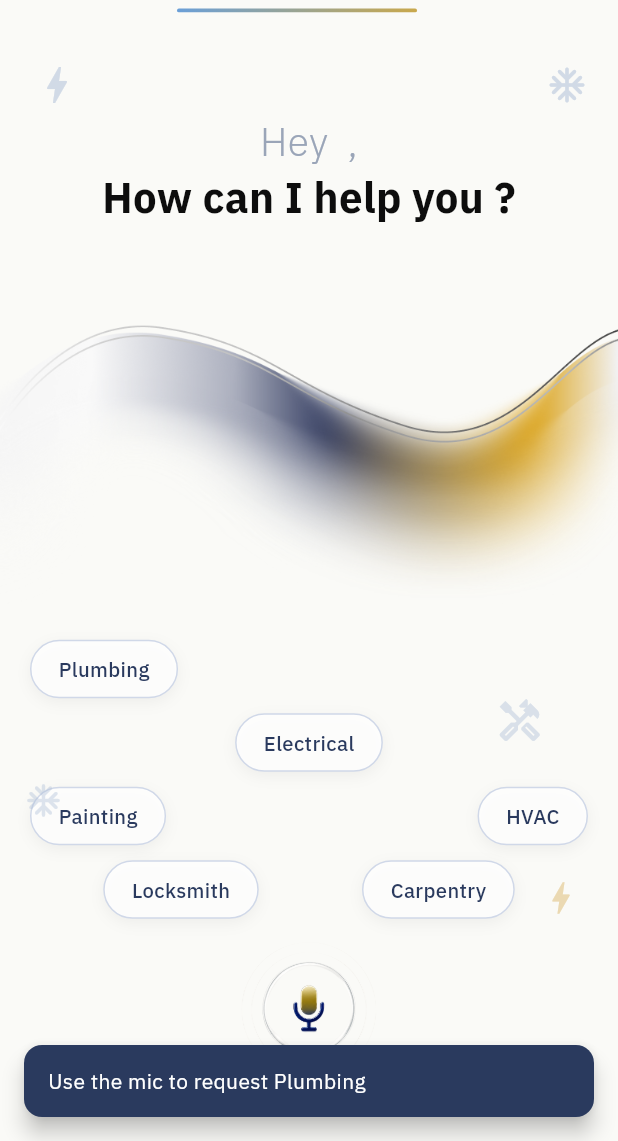
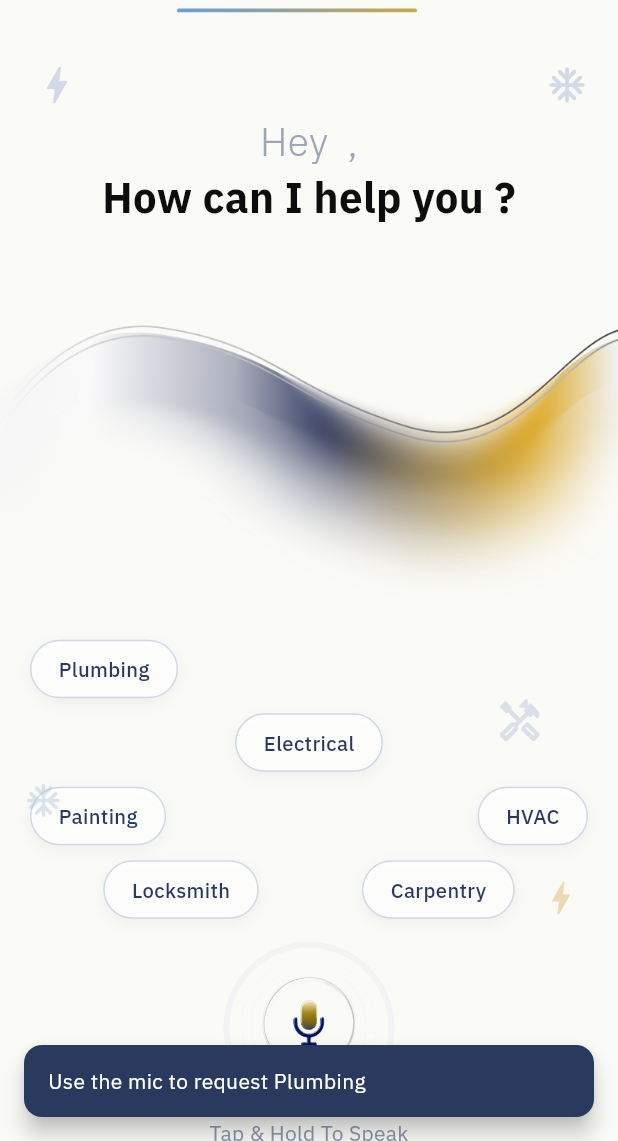
Before and after one commit to muhammadhamad1104/Bulao, a Flutter app: the screen it shows once a user with an empty profile is signed in, after a tap on "Plumbing", on a phone screen of 412 x 824 dp, the part 95-1236 px from its top. Run offline on Flutter 3.47's test engine with Material 3 defaults, Android fonts, the phone set to English and light mode, and no system bars; our stand-ins replace firebase_auth, firebase_core, geolocator, google_fonts, speech_to_text; accounts and stored records are empty; network calls fail.

Commit message:
Commit remaining frontend files including UI updates and generated plugin registrants

```diff
--- a/mobile/lib/features/home/widgets/interactive_mic_button.dart
+++ b/mobile/lib/features/home/widgets/interactive_mic_button.dart
@@ -18,11 +18,34 @@ class InteractiveMicButton extends StatefulWidget {
   State<InteractiveMicButton> createState() => _InteractiveMicButtonState();
 }
 
-class _InteractiveMicButtonState extends State<InteractiveMicButton> {
+class _InteractiveMicButtonState extends State<InteractiveMicButton> with SingleTickerProviderStateMixin {
+  late AnimationController _controller;
   double _scale = 1.0;
 
-  void _onPressDown() => setState(() => _scale = 0.92);
-  void _onPressUp() => setState(() => _scale = 1.0);
+  @override
+  void initState() {
+    super.initState();
+    _controller = AnimationController(
+      vsync: this,
+      duration: const Duration(seconds: 15), // Max recording time 15s
+    );
+  }
+
+  @override
+  void dispose() {
+    _controller.dispose();
+    super.dispose();
+  }
+
+  void _onPressDown() {
+    setState(() => _scale = 0.92);
+    _controller.forward();
+  }
+
+  void _onPressUp() {
+    setState(() => _scale = 1.0);
+    _controller.reset();
+  }
 
   @override
   Widget build(BuildContext context) {
@@ -42,7 +65,20 @@ class _InteractiveMicButtonState extends State<InteractiveMicButton> {
             _onPressUp();
             widget.onStop();
           },
-          child: AnimatedScale(
+          child: Stack(
+            alignment: Alignment.center,
+            children: [
+              // Snapchat-like animated ring
+              AnimatedBuilder(
+                animation: _controller,
+                builder: (context, child) {
+                  return CustomPaint(
+                    size: const Size(120, 120),
+                    painter: SnapchatRingPainter(progress: _controller.value),
+                  );
+                },
+              ),
+              AnimatedScale(
                 scale: _scale,
                 duration: const Duration(milliseconds: 120),
                 curve: Curves.easeOut,
@@ -52,6 +88,8 @@ class _InteractiveMicButtonState extends State<InteractiveMicButton> {
                   height: 100,
                   fit: BoxFit.contain,
                 ),
+              ),
+            ],
           ),
         ),
         const SizedBox(height: 1),
@@ -68,3 +106,41 @@ class _InteractiveMicButtonState extends State<InteractiveMicButton> {
     );
   }
 }
+
+class SnapchatRingPainter extends CustomPainter {
+  final double progress;
+
+  SnapchatRingPainter({required this.progress});
+
+  @override
+  void paint(Canvas canvas, Size size) {
+    final center = Offset(size.width / 2, size.height / 2);
+    final radius = (size.width / 2) - 5;
+
+    // Background track (visible only when animating or always as a faint line)
+    final trackPaint = Paint()
+      ..color = const Color(0xFFE0E5EC).withValues(alpha: 0.3)
+      ..style = PaintingStyle.stroke
+      ..strokeWidth = 4.0;
+
+    canvas.drawCircle(center, radius, trackPaint);
+
+    if (progress > 0) {
+      // Progress arc
+      final progressPaint = Paint()
+        ..color = const Color(0xFFFFCC00) // Snapchat yellow
+        ..style = PaintingStyle.stroke
+        ..strokeWidth = 6.0
+        ..strokeCap = StrokeCap.round;
+
+      final rect = Rect.fromCircle(center: center, radius: radius);
+      // Start from top (-pi/2)
+      canvas.drawArc(rect, -3.14159265 / 2, 2 * 3.14159265 * progress, false, progressPaint);
+    }
+  }
+
+  @override
+  bool shouldRepaint(covariant SnapchatRingPainter oldDelegate) {
+    return oldDelegate.progress != progress;
+  }
+}
```
Also changed, not shown: mobile/lib/features/booking/processing_screen.dart (+10 -5 lines), mobile/pubspec.lock, 3 other files. Lines whose indentation alone changed are shown as unchanged.
